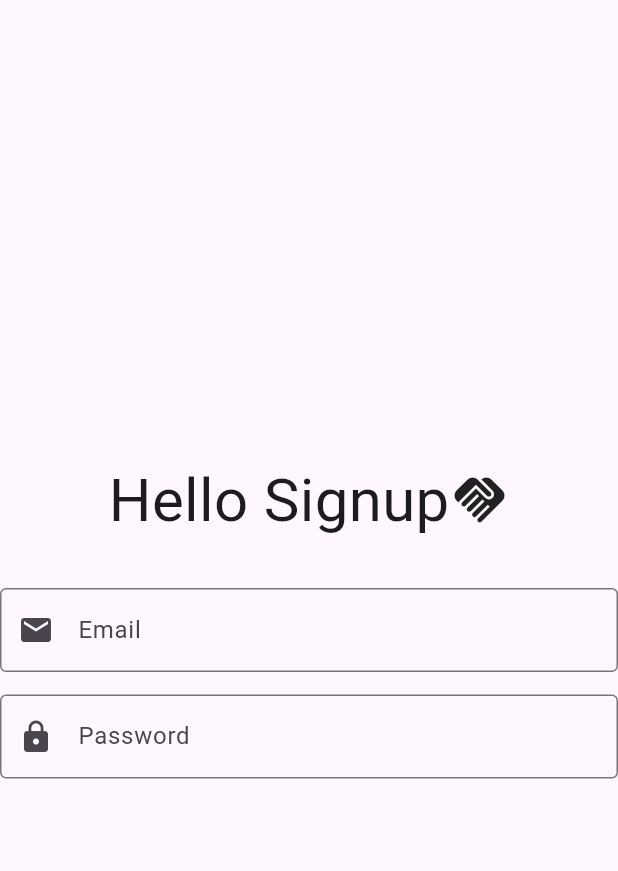
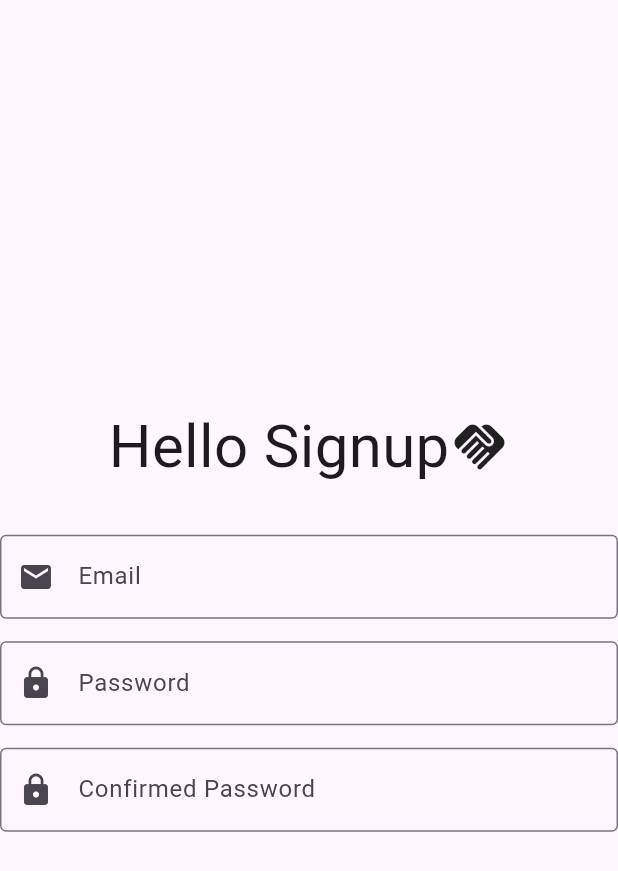
Before and after one commit to omar-albarakeh/chatapp-v2, a Flutter app: the screen it shows after launch, on a phone screen of 412 x 824 dp. Shown: the top 871 px of the screen. Run offline on Flutter 3.47's test engine with Material 3 defaults, Android fonts, the phone set to English and light mode, and no system bars.

Commit message:
signup page updated

```diff
--- a/lib/Signup.dart
+++ b/lib/Signup.dart
@@ -38,6 +38,14 @@ class _SignuppageState extends State<Signuppage> {
                   border: OutlineInputBorder(),
                 ),
               ),
+              SizedBox(height: 15,),
+              TextField(
+                decoration: InputDecoration(
+                  labelText: "Confirmed Password",
+                  prefixIcon: Icon(Icons.lock),
+                  border: OutlineInputBorder(),
+                ),
+              ),
         ]));
   }
 }
```
